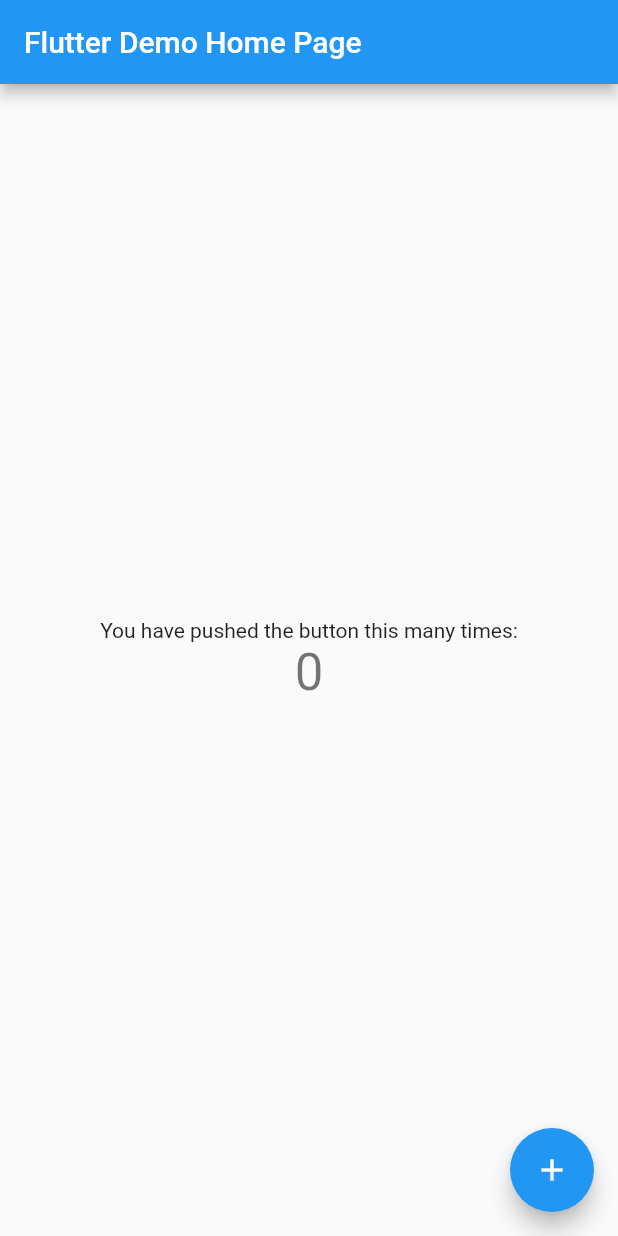
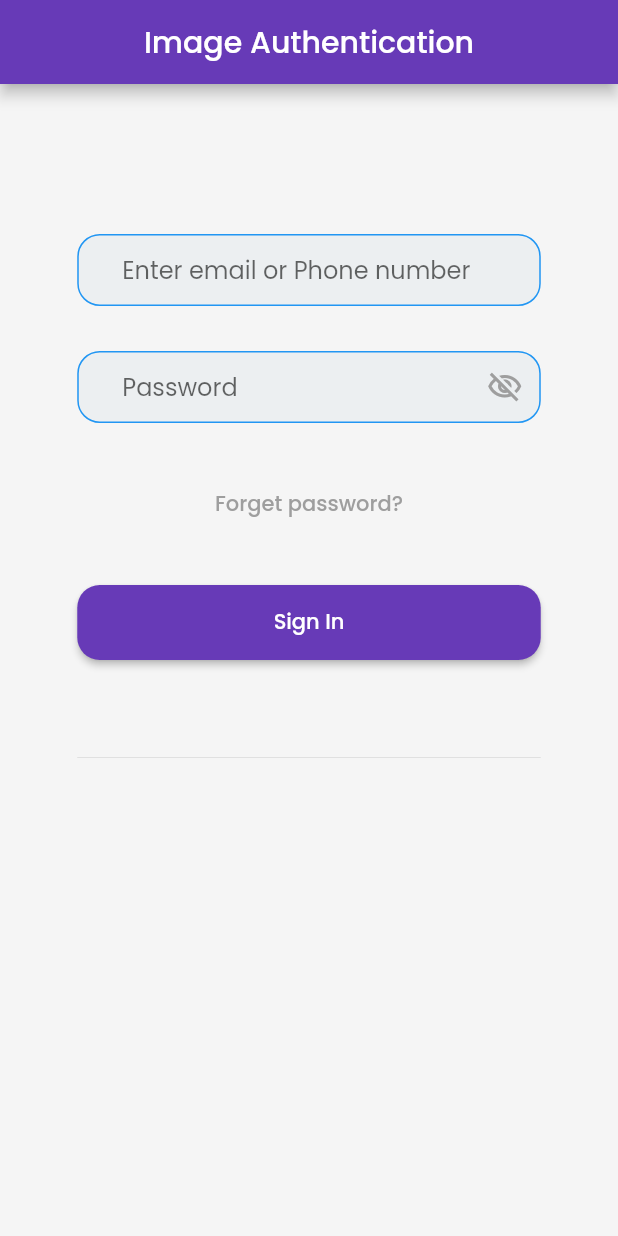
Before and after one commit to Tusharcoder18/image_auth, a Flutter app: the screen it shows after launch, on a phone screen of 412 x 824 dp. Run offline on Flutter 3.47's test engine with Material 2 defaults, Android fonts, the phone set to English and light mode, and no system bars; our stand-ins replace google_fonts.

Commit message:
minimal login page created

```diff
--- /dev/null
+++ b/lib/loginpage.dart
@@ -0,0 +1,124 @@
+import 'package:flutter/material.dart';
+
+class LoginPage extends StatelessWidget {
+  Widget build(BuildContext context) {
+    return Scaffold(
+      appBar: AppBar(
+        title: Center(child: Text("Image Authentication")),
+        backgroundColor: Colors.deepPurple,
+      ),
+      backgroundColor: Color(0xFFf5f5f5),
+      body: ListView(
+        padding: EdgeInsets.symmetric(
+            horizontal: MediaQuery.of(context).size.width / 8),
+        children: [Login()],
+      ),
+    );
+  }
+}
+
+class Login extends StatelessWidget {
+  Widget build(BuildContext context) {
+    return Container(
+      width: 320,
+      child: _formLogin(),
+    );
+  }
+}
+
+Widget _formLogin() {
+  return Center(
+    child: Column(
+      children: [
+        Padding(
+          padding: const EdgeInsets.symmetric(vertical: 50),
+        ),
+        Container(
+          width: 500.0,
+          child: TextField(
+            decoration: InputDecoration(
+              hintText: 'Enter email or Phone number',
+              filled: true,
+              fillColor: Colors.blueGrey[50],
+              labelStyle: TextStyle(fontSize: 12),
+              contentPadding: EdgeInsets.only(left: 30),
+              enabledBorder: OutlineInputBorder(
+                borderSide: BorderSide(color: Colors.blue),
+                borderRadius: BorderRadius.circular(15),
+              ),
+              focusedBorder: OutlineInputBorder(
+                borderSide: BorderSide(color: Colors.blue),
+                borderRadius: BorderRadius.circular(15),
+              ),
+            ),
+          ),
+        ),
+        SizedBox(height: 30),
+        Container(
+          width: 500,
+          child: TextField(
+            decoration: InputDecoration(
+              hintText: 'Password',
+              // counterText: 'Forgot password?',
+              suffixIcon: Icon(
+                Icons.visibility_off_outlined,
+                color: Colors.grey,
+              ),
+              filled: true,
+              fillColor: Colors.blueGrey[50],
+              labelStyle: TextStyle(fontSize: 12),
+              contentPadding: EdgeInsets.only(left: 30),
+              enabledBorder: OutlineInputBorder(
+                borderSide: BorderSide(color: Colors.blue),
+                borderRadius: BorderRadius.circular(15),
+              ),
+              focusedBorder: OutlineInputBorder(
+                borderSide: BorderSide(color: Colors.blue),
+                borderRadius: BorderRadius.circular(15),
+              ),
+            ),
+          ),
+        ),
+        Padding(
+            padding: const EdgeInsets.symmetric(vertical: 30),
+            child: TextButton(
+              child: Text(
+                'Forget password?',
+                style: TextStyle(color: Colors.grey),
+              ),
+              onPressed: () {},
+            )),
+        Container(
+          width: 500,
+          decoration: BoxDecoration(
+            color: Colors.white,
+            borderRadius: BorderRadius.circular(30),
+          ),
+          child: ElevatedButton(
+            child: Container(
+                width: double.infinity,
+                height: 50,
+                child: Center(child: Text("Sign In"))),
+            onPressed: () => print("it's pressed"),
+            style: ElevatedButton.styleFrom(
+              primary: Colors.deepPurple,
+              onPrimary: Colors.white,
+              shape: RoundedRectangleBorder(
+                borderRadius: BorderRadius.circular(15),
+              ),
+            ),
+          ),
+        ),
+        SizedBox(height: 40),
+        Row(children: [
+          Expanded(
+            child: Divider(
+              color: Colors.grey[300],
+              height: 50,
+            ),
+          ),
+        ]),
+      ],
+    ),
+  );
+}
--- a/lib/main.dart
+++ b/lib/main.dart
@@ -1,4 +1,6 @@
 import 'package:flutter/material.dart';
+import 'package:google_fonts/google_fonts.dart';
+import 'package:image_auth/loginpage.dart';
 
 void main() {
   runApp(const MyApp());
@@ -11,105 +13,14 @@
   @override
   Widget build(BuildContext context) {
     return MaterialApp(
-      title: 'Flutter Demo',
+      title: 'PASSES',
       theme: ThemeData(
-        // This is the theme of your application.
-        //
-        // Try running your application with "flutter run". You'll see the
-        // application has a blue toolbar. Then, without quitting the app, try
-        // changing the primarySwatch below to Colors.green and then invoke
-        // "hot reload" (press "r" in the console where you ran "flutter run",
-        // or simply save your changes to "hot reload" in a Flutter IDE).
-        // Notice that the counter didn't reset back to zero; the application
-        // is not restarted.
         primarySwatch: Colors.blue,
+        textTheme: GoogleFonts.poppinsTextTheme(
+          Theme.of(context).textTheme,
+        ),
       ),
-      home: const MyHomePage(title: 'Flutter Demo Home Page'),
+      home: LoginPage(),
     );
   }
 }
-
-class MyHomePage extends StatefulWidget {
-  const MyHomePage({Key? key, required this.title}) : super(key: key);
-
-  // This widget is the home page of your application. It is stateful, meaning
-  // that it has a State object (defined below) that contains fields that affect
-  // how it looks.
-
-  // This class is the configuration for the state. It holds the values (in this
-  // case the title) provided by the parent (in this case the App widget) and
-  // used by the build method of the State. Fields in a Widget subclass are
-  // always marked "final".
-
-  final String title;
-
-  @override
-  State<MyHomePage> createState() => _MyHomePageState();
-}
-
-class _MyHomePageState extends State<MyHomePage> {
-  int _counter = 0;
-
-  void _incrementCounter() {
-    setState(() {
-      // This call to setState tells the Flutter framework that something has
-      // changed in this State, which causes it to rerun the build method below
-      // so that the display can reflect the updated values. If we changed
-      // _counter without calling setState(), then the build method would not be
-      // called again, and so nothing would appear to happen.
-      _counter++;
-    });
-  }
-
-  @override
-  Widget build(BuildContext context) {
-    // This method is rerun every time setState is called, for instance as done
-    // by the _incrementCounter method above.
-    //
-    // The Flutter framework has been optimized to make rerunning build methods
-    // fast, so that you can just rebuild anything that needs updating rather
-    // than having to individually change instances of widgets.
-    return Scaffold(
-      appBar: AppBar(
-        // Here we take the value from the MyHomePage object that was created by
-        // the App.build method, and use it to set our appbar title.
-        title: Text(widget.title),
-      ),
-      body: Center(
-        // Center is a layout widget. It takes a single child and positions it
-        // in the middle of the parent.
-        child: Column(
-          // Column is also a layout widget. It takes a list of children and
-          // arranges them vertically. By default, it sizes itself to fit its
-          // children horizontally, and tries to be as tall as its parent.
-          //
-          // Invoke "debug painting" (press "p" in the console, choose the
-          // "Toggle Debug Paint" action from the Flutter Inspector in Android
-          // Studio, or the "Toggle Debug Paint" command in Visual Studio Code)
-          // to see the wireframe for each widget.
-          //
-          // Column has various properties to control how it sizes itself and
-          // how it positions its children. Here we use mainAxisAlignment to
-          // center the children vertically; the main axis here is the vertical
-          // axis because Columns are vertical (the cross axis would be
-          // horizontal).
-          mainAxisAlignment: MainAxisAlignment.center,
-          children: <Widget>[
-            const Text(
-              'You have pushed the button this many times:',
-            ),
-            Text(
-              '$_counter',
-              style: Theme.of(context).textTheme.headline4,
-            ),
-          ],
-        ),
-      ),
-      floatingActionButton: FloatingActionButton(
-        onPressed: _incrementCounter,
-        tooltip: 'Increment',
-        child: const Icon(Icons.add),
-      ), // This trailing comma makes auto-formatting nicer for build methods.
-    );
-  }
-}
--- a/pubspec.yaml
+++ b/pubspec.yaml
@@ -34,6 +34,7 @@
   # The following adds the Cupertino Icons font to your application.
   # Use with the CupertinoIcons class for iOS style icons.
   cupertino_icons: ^1.0.2
+  google_fonts: ^2.3.1
 
 dev_dependencies:
   flutter_test:
```
Also changed, not shown: pubspec.lock.
